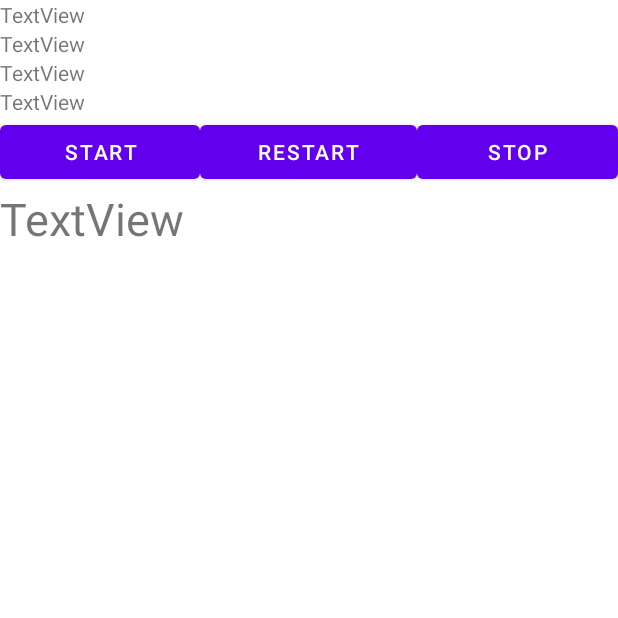
After one commit to wakij/AlarmClock, an Android app: the footstepcount screen opened directly, with no data from a screen before it, on a phone screen of 412 x 824 dp, the top half of it. The commit adds this screen. Run offline under Robolectric (Android 15) with nearby library versions, the phone set to English and light mode, and no system bars; 2 statements that could not run were skipped.

Commit message:
no message

```diff
--- a/AlarmClock/app/src/main/AndroidManifest.xml
+++ b/AlarmClock/app/src/main/AndroidManifest.xml
@@ -21,7 +21,8 @@
         <receiver android:name=".AlarmBroadcastReceiver"
             android:process=":remote"/>
         <activity android:name=".Wakeup"/>
-        <service android:name=".ring"></service>
+        <activity android:name=".footstepcount"/>
+        <activity android:name=".ring"/>
     </application>
 
 </manifest>
--- a/AlarmClock/app/src/main/java/com/example/alarmclock/Explaination.java
+++ b/AlarmClock/app/src/main/java/com/example/alarmclock/Explaination.java
@@ -27,7 +27,7 @@ public class Explaination extends FragmentActivity {
         setContentView(R.layout.explaination);
 
         //        hide statusbars
-//        getWindow().getDecorView().getWindowInsetsController().hide(WindowInsets.Type.navigationBars());
+        getWindow().getDecorView().getWindowInsetsController().hide(WindowInsets.Type.navigationBars());
 
         pager = findViewById(R.id.pager);
         adapter = new ExplainationPageStateAdapter(this);
--- a/AlarmClock/app/src/main/java/com/example/alarmclock/Wakeup.java
+++ b/AlarmClock/app/src/main/java/com/example/alarmclock/Wakeup.java
@@ -28,7 +28,7 @@ public class Wakeup extends AppCompatActivity {
         setContentView(R.layout.wakeup);
 
 //        hide statusbars
-//        getWindow().getDecorView().getWindowInsetsController().hide(WindowInsets.Type.navigationBars());
+        getWindow().getDecorView().getWindowInsetsController().hide(WindowInsets.Type.navigationBars());
 
         timePicker = findViewById(R.id.time_picker);
         setbtn = findViewById(R.id.setbtn);
--- /dev/null
+++ b/AlarmClock/app/src/main/java/com/example/alarmclock/footstepcount.java
@@ -0,0 +1,89 @@
+package com.example.alarmclock;
+
+import android.hardware.Sensor;
+import android.hardware.SensorEvent;
+import android.hardware.SensorEventListener;
+import android.hardware.SensorManager;
+import android.os.Bundle;
+import android.view.View;
+import android.widget.TextView;
+
+import androidx.appcompat.app.AppCompatActivity;
+
+public class footstepcount extends AppCompatActivity implements SensorEventListener {
+    SensorManager sensorManager;
+    Sensor sensor;
+    TextView stepTextView;
+
+    boolean first = true;
+    boolean up = false;
+    float d0,d = 0f;
+    int stepcount = 0;
+//    フィルタリング係数 0<a<1
+    float a = 0.90f;
+
+   public footstepcount(){
+       sensorManager = (SensorManager) getSystemService(SENSOR_SERVICE);
+       sensor = sensorManager.getDefaultSensor(Sensor.TYPE_ACCELEROMETER);
+
+   }
+
+
+    @Override
+    protected void onCreate(Bundle savedInstanceState){
+        super.onCreate(savedInstanceState);
+        setContentView(R.layout.footstepcount);
+
+
+        stepTextView = (TextView) findViewById(R.id.counter);
+    }
+
+    public void onSensorChanged(SensorEvent sensorEvent){
+        float[] value = sensorEvent.values;
+        float sum= (float)Math.sqrt(Math.pow(value[0],2) + Math.pow(value[1],2) + Math.pow(value[2],2));
+
+
+        if (first){
+            first = false;
+            up = true;
+            d0 = a * sum;
+        }else{
+            //ローパスフィルタリング 時系列の細かいデータを平滑化
+            d =  a * sum + (1 - a) * d0;
+            if (up && d < d0){
+                up = false;
+                stepcount++;
+
+
+
+
+            }
+            else if(!up&& d>d0){
+                up = true;
+                d0 = d;
+            }
+        }
+        stepTextView.setText(stepcount + "歩");
+    }
+    public void onAccuracyChanged(Sensor sensor,int accuracy){
+
+    }
+    protected void onResume(){
+        super.onResume();
+    }
+    protected void onPause(){
+        super.onPause();
+        sensorManager.unregisterListener(this);
+    }
+    public void clickStartButton(View view){
+        sensorManager.registerListener(this,sensor,sensorManager.SENSOR_DELAY_GAME);
+    }
+    public void clickRestartButton(View view){
+        stepTextView.setText("0歩");
+        first = true;
+        stepcount = 0;
+    }
+    public void clickStopButton(View view){
+        this.onPause();
+    }
+}
--- /dev/null
+++ b/AlarmClock/app/src/main/res/layout/footstepcount.xml
@@ -0,0 +1,88 @@
+<?xml version="1.0" encoding="utf-8"?>
+<androidx.constraintlayout.widget.ConstraintLayout xmlns:android="http://schemas.android.com/apk/res/android"
+    xmlns:app="http://schemas.android.com/apk/res-auto"
+    xmlns:tools="http://schemas.android.com/tools"
+    android:layout_width="match_parent"
+    android:layout_height="match_parent"
+    tools:context=".footstepcount">
+
+    <LinearLayout
+        android:layout_width="match_parent"
+        android:layout_height="match_parent"
+        android:orientation="vertical"
+        app:layout_constraintBottom_toBottomOf="parent"
+        app:layout_constraintEnd_toEndOf="parent"
+        app:layout_constraintHorizontal_bias="1.0"
+        app:layout_constraintStart_toStartOf="parent"
+        app:layout_constraintTop_toTopOf="parent"
+        app:layout_constraintVertical_bias="0.0">
+
+        <TextView
+            android:id="@+id/x_value"
+            android:layout_width="match_parent"
+            android:layout_height="wrap_content"
+            android:text="TextView" />
+
+        <TextView
+            android:id="@+id/y_value"
+            android:layout_width="match_parent"
+            android:layout_height="wrap_content"
+            android:text="TextView" />
+
+        <TextView
+            android:id="@+id/z_value"
+            android:layout_width="wrap_content"
+            android:layout_height="wrap_content"
+            android:text="TextView"
+            tools:layout_editor_absoluteX="63dp"
+            tools:layout_editor_absoluteY="85dp" />
+
+        <TextView
+            android:id="@+id/sum_value"
+            android:layout_width="match_parent"
+            android:layout_height="wrap_content"
+            android:text="TextView" />
+
+        <LinearLayout
+            android:layout_width="match_parent"
+            android:layout_height="wrap_content"
+            android:orientation="horizontal">
+
+            <Button
+                android:id="@+id/startButton"
+                android:layout_width="wrap_content"
+                android:layout_height="wrap_content"
+                android:layout_weight="1"
+                android:onClick="clickStartButton"
+                android:text="START" />
+
+            <Button
+                android:id="@+id/restart"
+                android:layout_width="wrap_content"
+                android:layout_height="wrap_content"
+                android:layout_weight="1"
+                android:onClick="clickRestartButton"
+                android:text="RESTART" />
+
+            <Button
+                android:id="@+id/stopButton"
+                android:layout_width="wrap_content"
+                android:layout_height="wrap_content"
+                android:layout_weight="1"
+                android:onClick="clickStopButton"
+                android:text="STOP" />
+
+        </LinearLayout>
+
+        <TextView
+            android:id="@+id/counter"
+            android:layout_width="match_parent"
+            android:layout_height="wrap_content"
+            android:text="TextView"
+            android:textColorLink="@android:color/darker_gray"
+            android:textSize="30sp" />
+
+
+    </LinearLayout>
+
+</androidx.constraintlayout.widget.ConstraintLayout>
```
Also changed, not shown: AlarmClock/app/src/main/java/com/example/alarmclock/AlarmBroadcastReceiver.java (+3 -10 lines), AlarmClock/app/src/main/java/com/example/alarmclock/DataOpenHelper.java (added, +60 -0 lines), AlarmClock/app/src/main/java/com/example/alarmclock/MainActivity.java (+21 -23 lines), AlarmClock/app/src/main/java/com/example/alarmclock/RingAlarm.java (added, +28 -0 lines), AlarmClock/app/src/main/java/com/example/alarmclock/ring.java (+45 -29 lines), AlarmClock/app/src/main/java/com/example/alarmclock/title.java (+11 -6 lines), AlarmClock/app/src/main/res/layout/activity_main.xml (+16 -0 lines), AlarmClock/app/src/main/res/layout/ring.xml (added, +23 -0 lines).
